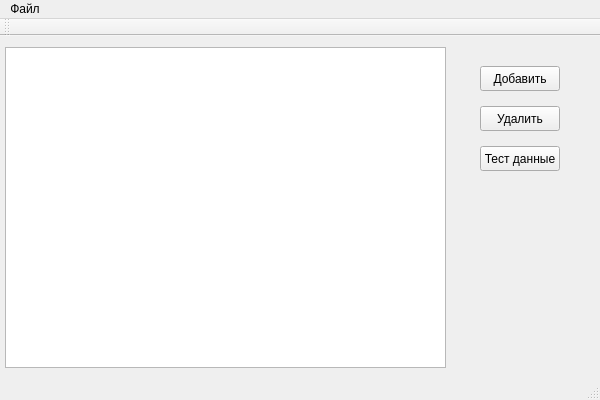
monte-v/VehicleAccountingSystem, file VehicleAccountingSystem/VehicleAccountingSystem.ui: the form before one commit.
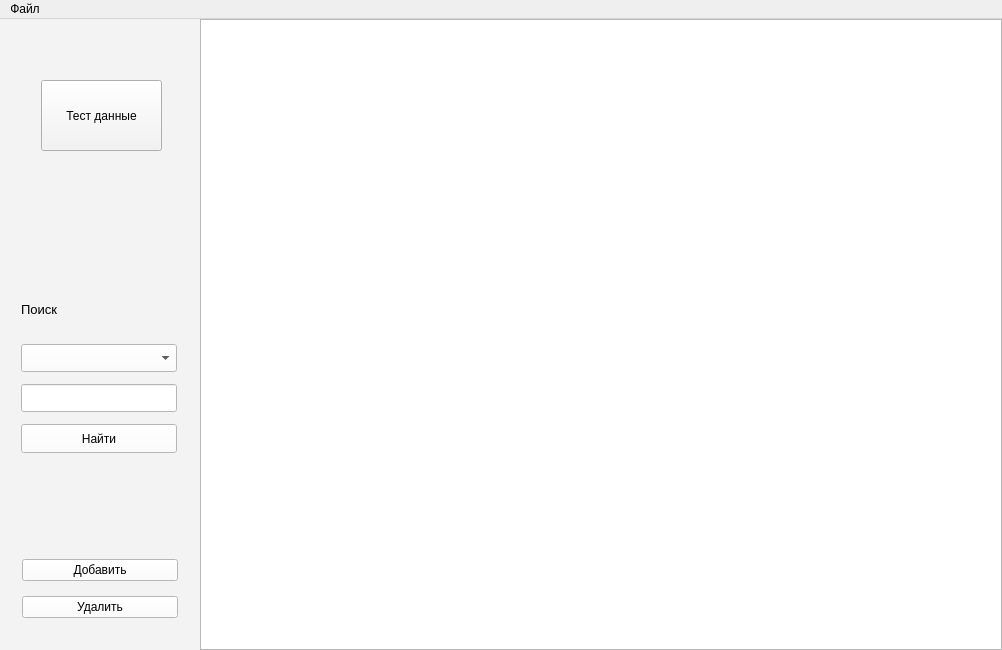
The form after the commit.

Commit message: Изменен UI

Patch:
```diff
--- a/VehicleAccountingSystem/VehicleAccountingSystem.ui
+++ b/VehicleAccountingSystem/VehicleAccountingSystem.ui
@@ -6,70 +6,282 @@
    <rect>
     <x>0</x>
     <y>0</y>
-    <width>600</width>
-    <height>400</height>
+    <width>1002</width>
+    <height>650</height>
    </rect>
   </property>
+  <property name="sizePolicy">
+   <sizepolicy hsizetype="Preferred" vsizetype="Preferred">
+    <horstretch>0</horstretch>
+    <verstretch>0</verstretch>
+   </sizepolicy>
+  </property>
+  <property name="minimumSize">
+   <size>
+    <width>100</width>
+    <height>0</height>
+   </size>
+  </property>
   <property name="windowTitle">
-   <string>VehicleAccountingSystem</string>
+   <string>Учет траспортных средств</string>
+  </property>
+  <property name="layoutDirection">
+   <enum>Qt::LeftToRight</enum>
   </property>
   <widget class="QWidget" name="centralWidget">
-   <widget class="QTableView" name="tableView">
-    <property name="geometry">
-     <rect>
-      <x>5</x>
-      <y>11</y>
-      <width>441</width>
-      <height>321</height>
-     </rect>
+   <layout class="QGridLayout" name="gridLayout">
+    <property name="leftMargin">
+     <number>0</number>
     </property>
-   </widget>
-   <widget class="QPushButton" name="btnAdd">
-    <property name="geometry">
-     <rect>
-      <x>480</x>
-      <y>30</y>
-      <width>80</width>
-      <height>25</height>
-     </rect>
+    <property name="topMargin">
+     <number>0</number>
     </property>
-    <property name="text">
-     <string>Добавить</string>
+    <property name="rightMargin">
+     <number>0</number>
     </property>
-   </widget>
-   <widget class="QPushButton" name="btnDelete">
-    <property name="geometry">
-     <rect>
-      <x>480</x>
-      <y>70</y>
-      <width>80</width>
-      <height>25</height>
-     </rect>
+    <property name="bottomMargin">
+     <number>0</number>
     </property>
-    <property name="text">
-     <string>Удалить</string>
+    <property name="spacing">
+     <number>0</number>
     </property>
-   </widget>
-   <widget class="QPushButton" name="btnTest">
-    <property name="geometry">
-     <rect>
-      <x>480</x>
-      <y>110</y>
-      <width>80</width>
-      <height>25</height>
-     </rect>
-    </property>
-    <property name="text">
-     <string>Тест данные</string>
-    </property>
-   </widget>
+    <item row="0" column="2">
+     <widget class="QTableView" name="tableView">
+      <attribute name="verticalHeaderVisible">
+       <bool>false</bool>
+      </attribute>
+     </widget>
+    </item>
+    <item row="0" column="1">
+     <widget class="QWidget" name="sideBar" native="true">
+      <property name="sizePolicy">
+       <sizepolicy hsizetype="Fixed" vsizetype="Preferred">
+        <horstretch>0</horstretch>
+        <verstretch>0</verstretch>
+       </sizepolicy>
+      </property>
+      <property name="minimumSize">
+       <size>
+        <width>200</width>
+        <height>400</height>
+       </size>
+      </property>
+      <property name="maximumSize">
+       <size>
+        <width>200</width>
+        <height>16777215</height>
+       </size>
+      </property>
+      <property name="styleSheet">
+       <string notr="true">background-color: rgb(243, 243, 243);</string>
+      </property>
+      <layout class="QVBoxLayout" name="verticalLayout">
+       <item>
+        <widget class="QWidget" name="logo" native="true">
+         <property name="sizePolicy">
+          <sizepolicy hsizetype="Preferred" vsizetype="Fixed">
+           <horstretch>0</horstretch>
+           <verstretch>0</verstretch>
+          </sizepolicy>
+         </property>
+         <property name="minimumSize">
+          <size>
+           <width>180</width>
+           <height>180</height>
+          </size>
+         </property>
+         <widget class="QPushButton" name="btnTest">
+          <property name="geometry">
+           <rect>
+            <x>30</x>
+            <y>50</y>
+            <width>121</width>
+            <height>71</height>
+           </rect>
+          </property>
+          <property name="text">
+           <string>Тест данные</string>
+          </property>
+         </widget>
+        </widget>
+       </item>
+       <item>
+        <widget class="QWidget" name="search" native="true">
+         <property name="styleSheet">
+          <string notr="true">border-color: rgb(0, 0, 0);</string>
+         </property>
+         <layout class="QVBoxLayout" name="verticalLayout_3">
+          <property name="leftMargin">
+           <number>0</number>
+          </property>
+          <property name="topMargin">
+           <number>0</number>
+          </property>
+          <property name="rightMargin">
+           <number>0</number>
+          </property>
+          <property name="bottomMargin">
+           <number>0</number>
+          </property>
+          <item>
+           <widget class="QWidget" name="widget" native="true">
+            <property name="sizePolicy">
+             <sizepolicy hsizetype="Preferred" vsizetype="Fixed">
+              <horstretch>0</horstretch>
+              <verstretch>0</verstretch>
+             </sizepolicy>
+            </property>
+            <property name="minimumSize">
+             <size>
+              <width>0</width>
+              <height>200</height>
+             </size>
+            </property>
+            <property name="maximumSize">
+             <size>
+              <width>16777215</width>
+              <height>200</height>
+             </size>
+            </property>
+            <widget class="QLabel" name="label">
+             <property name="geometry">
+              <rect>
+               <x>10</x>
+               <y>10</y>
+               <width>141</width>
+               <height>51</height>
+              </rect>
+             </property>
+             <property name="maximumSize">
+              <size>
+               <width>16777215</width>
+               <height>100</height>
+              </size>
+             </property>
+             <property name="font">
+              <font>
+               <family>Segoe UI</family>
+               <pointsize>10</pointsize>
+               <weight>9</weight>
+               <italic>false</italic>
+               <bold>false</bold>
+              </font>
+             </property>
+             <property name="styleSheet">
+              <string notr="true">font: 75 10pt &quot;Segoe UI&quot;;
+</string>
+             </property>
+             <property name="text">
+              <string>Поиск</string>
+             </property>
+            </widget>
+            <widget class="QComboBox" name="cbFilter">
+             <property name="geometry">
+              <rect>
+               <x>10</x>
+               <y>70</y>
+               <width>156</width>
+               <height>28</height>
+              </rect>
+             </property>
+             <property name="styleSheet">
+              <string notr="true">background-color: rgb(255, 255, 255);
+font: 9pt &quot;Segoe UI&quot;;</string>
+             </property>
+            </widget>
+            <widget class="QLineEdit" name="leSearch">
+             <property name="geometry">
+              <rect>
+               <x>10</x>
+               <y>110</y>
+               <width>156</width>
+               <height>28</height>
+              </rect>
+             </property>
+             <property name="styleSheet">
+              <string notr="true">background-color: rgb(255, 255, 255);
+font: 9pt &quot;Segoe UI&quot;;</string>
+             </property>
+            </widget>
+            <widget class="QPushButton" name="bpSearch">
+             <property name="geometry">
+              <rect>
+               <x>10</x>
+               <y>150</y>
+               <width>156</width>
+               <height>29</height>
+              </rect>
+             </property>
+             <property name="styleSheet">
+              <string notr="true">background-color: rgb(255, 255, 255);
+font: 9pt &quot;Segoe UI&quot;;</string>
+             </property>
+             <property name="text">
+              <string>Найти</string>
+             </property>
+            </widget>
+           </widget>
+          </item>
+         </layout>
+        </widget>
+       </item>
+       <item>
+        <widget class="QWidget" name="interaction" native="true">
+         <property name="sizePolicy">
+          <sizepolicy hsizetype="Preferred" vsizetype="Fixed">
+           <horstretch>0</horstretch>
+           <verstretch>0</verstretch>
+          </sizepolicy>
+         </property>
+         <property name="minimumSize">
+          <size>
+           <width>0</width>
+           <height>0</height>
+          </size>
+         </property>
+         <property name="maximumSize">
+          <size>
+           <width>16777215</width>
+           <height>100</height>
+          </size>
+         </property>
+         <layout class="QVBoxLayout" name="verticalLayout_2">
+          <item>
+           <widget class="QPushButton" name="btnAdd">
+            <property name="styleSheet">
+             <string notr="true">background-color: rgb(255, 255, 255);
+font: 9pt &quot;Segoe UI&quot;;</string>
+            </property>
+            <property name="text">
+             <string>Добавить</string>
+            </property>
+           </widget>
+          </item>
+          <item>
+           <widget class="QPushButton" name="btnDelete">
+            <property name="styleSheet">
+             <string notr="true">background-color: rgb(255, 255, 255);
+font: 9pt &quot;Segoe UI&quot;;</string>
+            </property>
+            <property name="text">
+             <string>Удалить</string>
+            </property>
+           </widget>
+          </item>
+         </layout>
+        </widget>
+       </item>
+      </layout>
+     </widget>
+    </item>
+   </layout>
   </widget>
   <widget class="QMenuBar" name="menuBar">
    <property name="geometry">
     <rect>
      <x>0</x>
      <y>0</y>
-     <width>600</width>
+     <width>1002</width>
      <height>25</height>
     </rect>
    </property>
@@ -82,15 +294,6 @@
    </widget>
    <addaction name="file"/>
   </widget>
-  <widget class="QToolBar" name="mainToolBar">
-   <attribute name="toolBarArea">
-    <enum>TopToolBarArea</enum>
-   </attribute>
-   <attribute name="toolBarBreak">
-    <bool>false</bool>
-   </attribute>
-  </widget>
-  <widget class="QStatusBar" name="statusBar"/>
   <action name="mbfOpen">
    <property name="text">
     <string>Открыть</string>
```
The commit also changes 2 other files.
